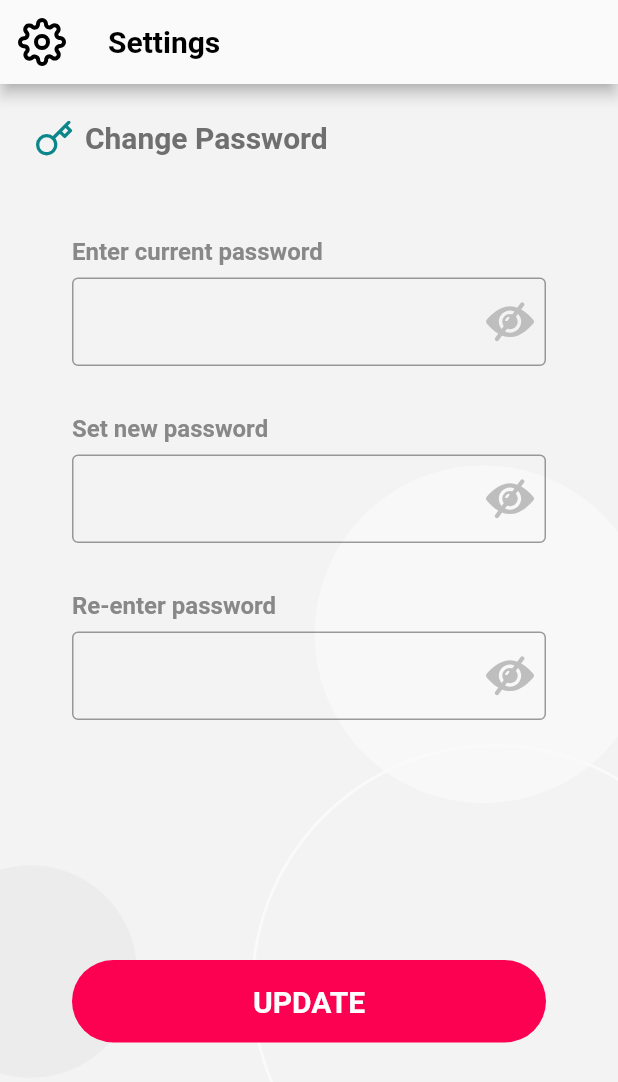
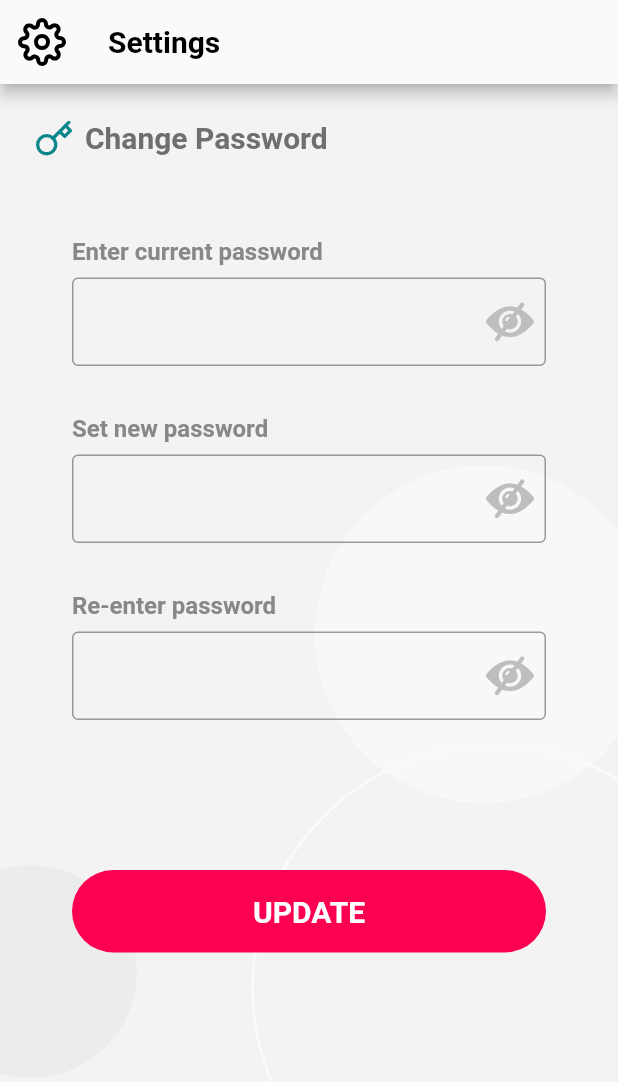
Before and after one commit to SankarshanDudhate/de_stock, a Flutter app: the ChangePassword screen opened directly, after a tap on "UPDATE", on a phone screen of 412 x 824 dp. Shown: the top 1082 px of the screen. Run offline on Flutter 3.47's test engine with Material 2 defaults, Android fonts, the phone set to English and light mode, and no system bars; our stand-ins replace flutter_svg; missing offline and left inert: dart:ffi.

Commit message:
Change password intigrated

```diff
--- a/lib/account_setting/change_password.dart
+++ b/lib/account_setting/change_password.dart
@@ -1,5 +1,6 @@
 import 'package:flutter/material.dart';
 import 'package:flutter_svg/flutter_svg.dart';
+import 'package:http/http.dart' as http;
 
 class ChangePassword extends StatefulWidget {
   @override
@@ -178,11 +179,37 @@ class _ChangePasswordState extends State<ChangePassword> {
                               ),
                             ),
                             SizedBox(
-                              height: 160,
+                              height: 100,
                             ),
                             FlatButton(
                                 color: Color(0xffFC0151),
-                                onPressed: () {},
+                                onPressed: () async {
+                                  print("fukcing print man!");
+                                  String currentPass = _currentPasswordController.text;
+                                  String newPass = _newPasswordController.text;
+                                  String rePass = _reenterPasswordController.text;
+
+
+                                  //TODO use validate.dart file to validate password
+                                  if( newPass != rePass ) {
+                                    print("Passwords don't match!");
+                                    return;
+                                  } else if( newPass.length < 8 ) {
+                                    print("Password should at least be 8 characters long...");
+                                    return;
+                                  } else if( newPass == currentPass ) {
+                                    print("Current and new passwords can't be same!");
+                                    return;
+                                  }
+
+                                  //Change 3 with user_id
+                                  String url = 'http://192.168.43.167:5000/users/3/setPassword';
+                                  var resp = await http.post(url, body: {
+                                    "currentPassword": currentPass,
+                                    "newPassword": newPass
+                                  });
+                                  print(resp.body);
+                                },
                                 padding: EdgeInsets.symmetric(vertical: 16),
                                 child: Row(
                                   mainAxisAlignment: MainAxisAlignment.center,
--- a/pubspec.yaml
+++ b/pubspec.yaml
@@ -29,6 +29,7 @@ dependencies:
   # Use with the CupertinoIcons class for iOS style icons.
   cupertino_icons: ^0.1.3
   flutter_svg: ^0.18.0
+  http:
 
 dev_dependencies:
   flutter_test:
```
